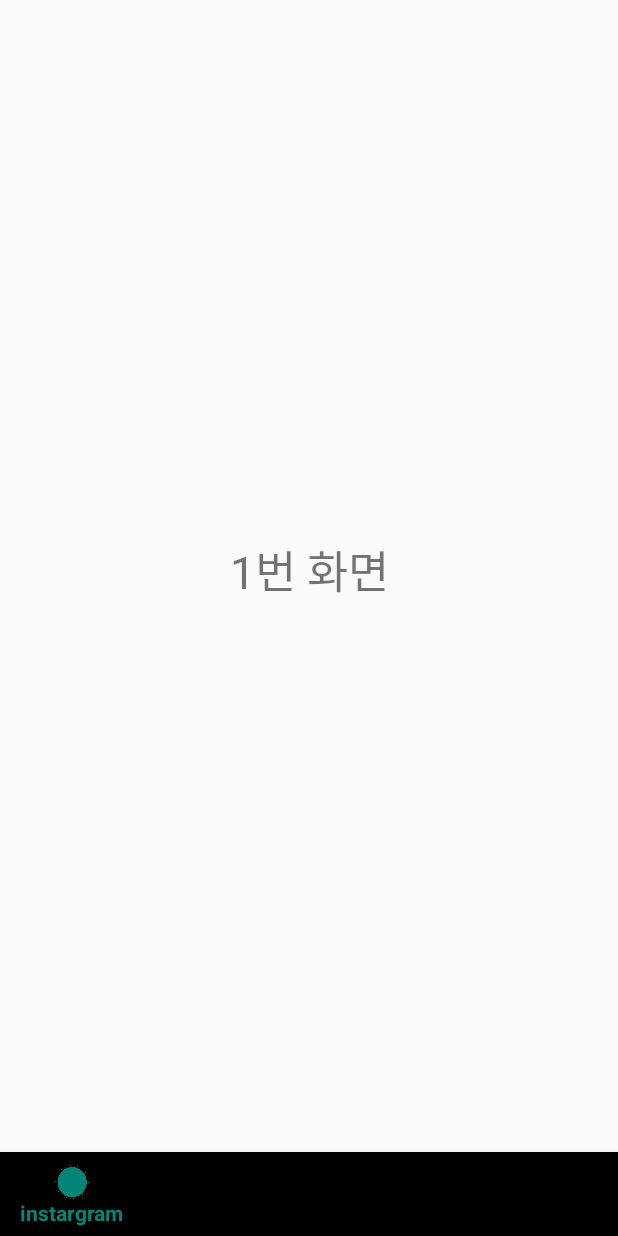
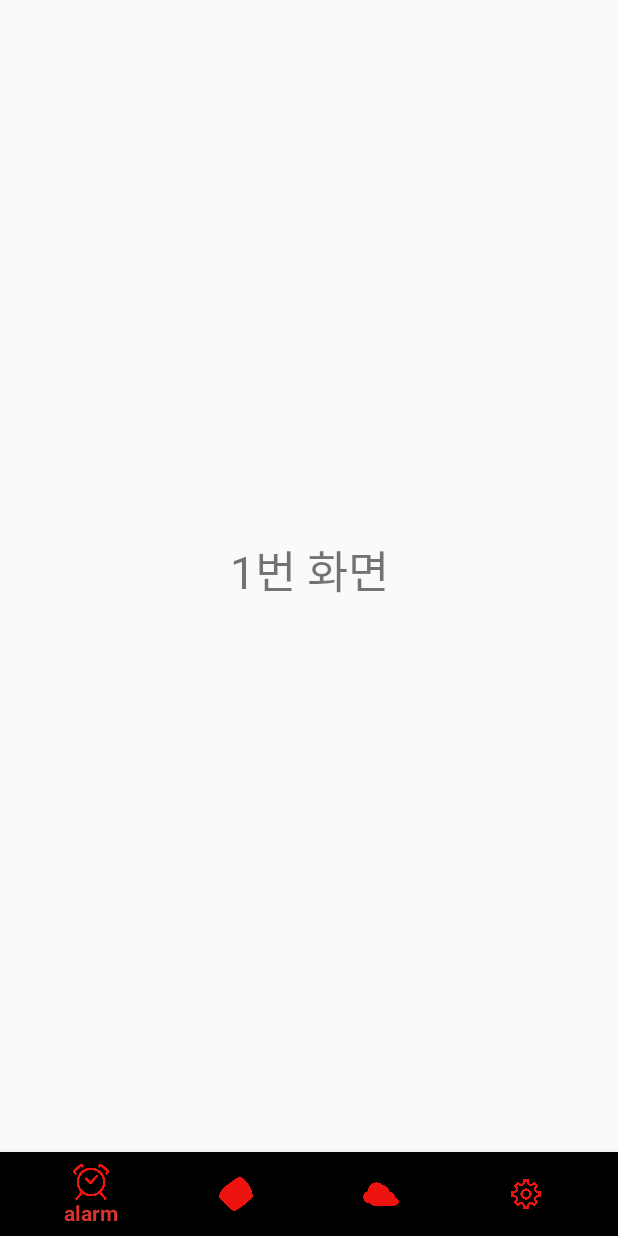
Before and after one commit to chae-min-lim/MustWakeUp, an Android app: the screen it shows after launch (MainActivity), on a phone screen of 412 x 824 dp. Run offline under Robolectric (Android 15) with nearby library versions, the phone set to English and light mode, and no system bars; our stand-ins replace Volley.

Commit message:
instargramnews program

```diff
--- a/app/src/main/java/com/example/coals/instargramnewstest/MainActivity.java
+++ b/app/src/main/java/com/example/coals/instargramnewstest/MainActivity.java
@@ -42,9 +42,9 @@ public class MainActivity extends AppCompatActivity {
             @Override
             public boolean onNavigationItemSelected(@NonNull MenuItem menuItem) {
                 switch (menuItem.getItemId()) {
-                    case R.id.action_1: //프레그먼트 화면전환
-                        setChangeFragment(0);
-                        break;
+//                    case R.id.action_1: //프레그먼트 화면전환
+//                        setChangeFragment(0);
+//                        break;
                     case R.id.action_2:
                         setChangeFragment(1);
                         break;
--- a/app/src/main/java/com/example/coals/instargramnewstest/MyAdapter.java
+++ b/app/src/main/java/com/example/coals/instargramnewstest/MyAdapter.java
@@ -77,7 +77,6 @@ public class MyAdapter extends RecyclerView.Adapter<MyAdapter.MyViewHolder> {
         }
 
         Uri uri = Uri.parse(news.getUrlToImage());
-
         holder.ImageView_title.setImageURI(uri);
 
         //tag - label v에 태그를 준다.
--- /dev/null
+++ b/app/src/main/java/com/example/coals/instargramnewstest/StartActivity.java
@@ -0,0 +1,23 @@
+package com.example.coals.instargramnewstest;
+
+import android.app.Activity;
+import android.content.Intent;
+import android.os.Bundle;
+
+public class StartActivity extends Activity {
+    @Override
+    protected void onCreate(Bundle savedInstanceState) {
+        super.onCreate(savedInstanceState);
+        setContentView(R.layout.start);
+
+        try{
+            Thread.sleep(2500);
+        }catch (InterruptedException e){
+            e.printStackTrace();
+        }
+
+        startActivity(new Intent(this, MainActivity.class));
+        finish();
+
+    }
+}
--- a/app/src/main/res/layout/activity_main.xml
+++ b/app/src/main/res/layout/activity_main.xml
@@ -14,6 +14,8 @@
         app:layout_constraintBottom_toBottomOf="parent"
         app:layout_constraintEnd_toEndOf="parent"
         app:layout_constraintStart_toStartOf="parent"
+        app:itemIconTint="#ed130f"
+        app:layout_behavior="tech.thdev.app.view.BottomNavigationBehavior"
         app:menu="@menu/button_menu" />
 
     <FrameLayout
--- a/app/src/main/res/menu/button_menu.xml
+++ b/app/src/main/res/menu/button_menu.xml
@@ -1,28 +1,23 @@
 <?xml version="1.0" encoding="utf-8"?>
 <menu xmlns:android="http://schemas.android.com/apk/res/android">
     <item
-        android:id="@+id/action_1"
-        android:enabled="true"
-        android:icon="@drawable/instargram1"
-        android:title="instargram" />
-    <item
         android:id="@+id/action_2"
         android:enabled="true"
-        android:icon="@drawable/message"
-        android:title="message" />
+        android:icon="@drawable/alarm"
+        android:title="alarm" />
     <item
         android:id="@+id/action_3"
         android:enabled="true"
-        android:icon="@drawable/music"
+        android:icon="@drawable/news"
         android:title="News" />
     <item
         android:id="@+id/action_4"
         android:enabled="true"
-        android:icon="@drawable/watch"
-        android:title="watch" />
+        android:icon="@drawable/weather"
+        android:title="weather" />
     <item
         android:id="@+id/action_5"
         android:enabled="true"
-        android:icon="@drawable/clip"
-        android:title="clip" />
+        android:icon="@drawable/setting"
+        android:title="setting" />
 </menu>
--- a/app/src/main/res/values/colors.xml
+++ b/app/src/main/res/values/colors.xml
@@ -1,6 +1,6 @@
 <?xml version="1.0" encoding="utf-8"?>
 <resources>
-    <color name="colorPrimary">#008577</color>
-    <color name="colorPrimaryDark">#00574B</color>
-    <color name="colorAccent">#D81B60</color>
+    <color name="colorPrimary">#d7342b</color>
+    <color name="colorPrimaryDark">#86110d</color>
+    <color name="colorAccent">#f1095d</color>
 </resources>
--- a/app/src/main/res/values/styles.xml
+++ b/app/src/main/res/values/styles.xml
@@ -8,4 +8,8 @@
         <item name="colorAccent">@color/colorAccent</item>
     </style>
 
+    <style name="Start_app" parent="android:style/Theme.Light.NoTitleBar">
+        <item name="android:windowBackground">@drawable/alarmweather</item>
+    </style>
+
 </resources>
```
Also changed, not shown: app/src/main/AndroidManifest.xml (+13 -5 lines), app/src/main/res/layout/start.xml (added, +25 -0 lines), app/src/main/res/drawable/alarm.png (added), app/src/main/res/drawable/alarmweather.png (added), app/src/main/res/drawable/news.png (added), app/src/main/res/drawable/setting.png (added), app/src/main/res/drawable/skin06.jpg (added), app/src/main/res/drawable/weather.png (added).
